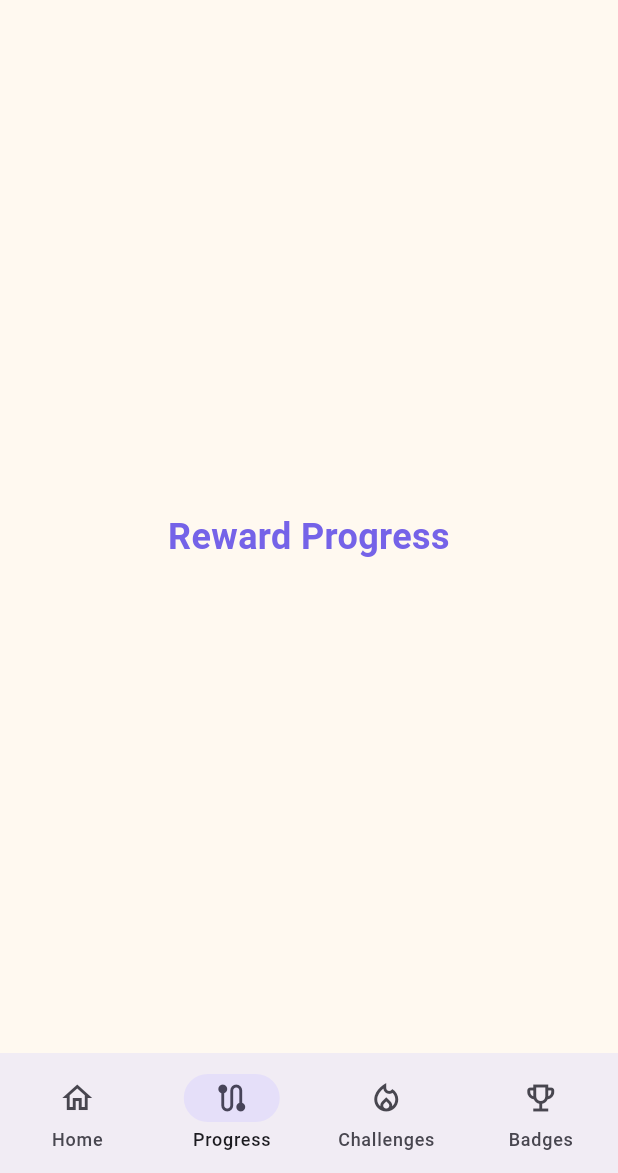
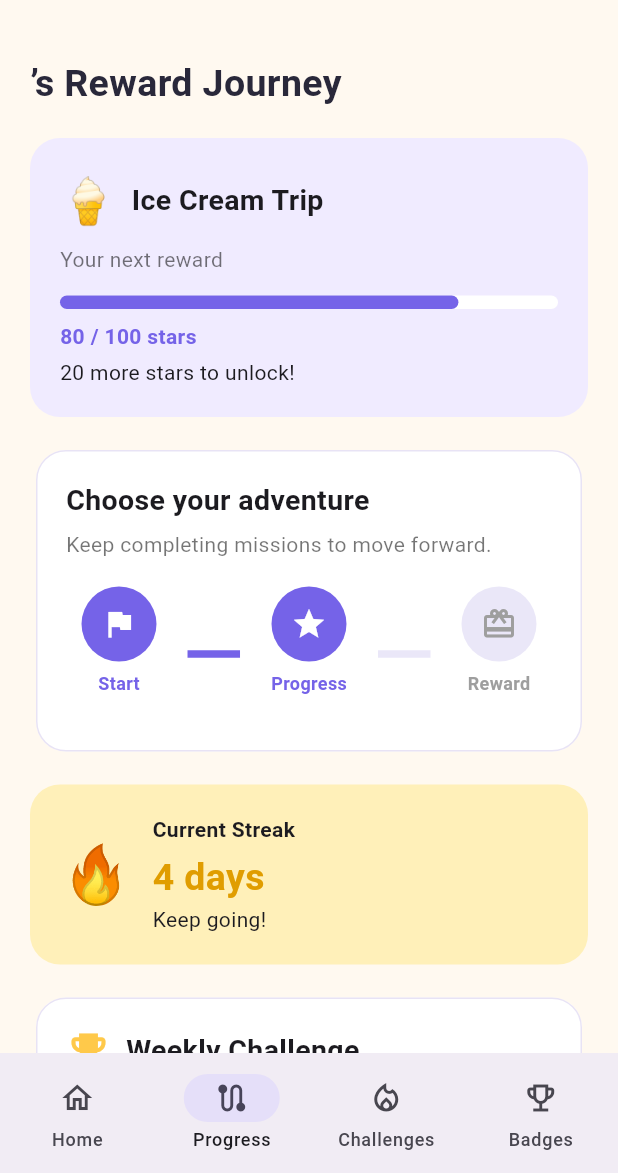
Before and after one commit to SarahAlkhalifah7/SWE463-MobileApplicationDevelopment, a Flutter app: the ChildModeScreen screen opened directly with empty values, item 2 of the bottom bar chosen, on a phone screen of 412 x 824 dp, the part 63-1236 px from its top. Run offline on Flutter 3.47's test engine with Material 3 defaults, Android fonts, the phone set to English and light mode, and no system bars; our stand-ins replace image_picker, shared_preferences; accounts and stored records are empty.

Commit message:
Connect separate child home and progress screens

```diff
--- a/taskarro/lib/screens/add_child.dart
+++ b/taskarro/lib/screens/add_child.dart
@@ -143,18 +143,49 @@ class _AddChildScreenState extends State<AddChildScreen> {
 
     if (!mounted) return;
 
-    ScaffoldMessenger.of(context).showSnackBar(
-      const SnackBar(
-        content: Text('Child added successfully!'),
-        duration: Duration(seconds: 1),
+    await showDialog<void>(
+  context: context,
+  barrierDismissible: false,
+  builder: (dialogContext) {
+    return AlertDialog(
+      title: const Text('Child Added Successfully!'),
+      content: Column(
+        mainAxisSize: MainAxisSize.min,
+        children: [
+          const Text(
+            'Give this access code to your child:',
+            textAlign: TextAlign.center,
+          ),
+          const SizedBox(height: 16),
+          Text(
+            code,
+            style: const TextStyle(
+              fontSize: 36,
+              fontWeight: FontWeight.bold,
+              letterSpacing: 8,
+              color: Color(0xFF7563E8),
+            ),
+          ),
+          const SizedBox(height: 12),
+          const Text(
+            'Use this code to enter Child Mode.',
+            textAlign: TextAlign.center,
+          ),
+        ],
       ),
+      actions: [
+        TextButton(
+          onPressed: () => Navigator.pop(dialogContext),
+          child: const Text('Done'),
+        ),
+      ],
     );
+  },
+);
 
-    await Future.delayed(const Duration(seconds: 1));
+if (!mounted) return;
 
-    if (!mounted) return;
-
-    Navigator.pop(context, updatedParent);
+Navigator.pop(context, updatedParent);
   }
 
   @override
--- a/taskarro/lib/screens/child_mode.dart
+++ b/taskarro/lib/screens/child_mode.dart
@@ -1,5 +1,5 @@
 import 'package:flutter/material.dart';
-
+import 'child_progress.dart';
 import '../models/child.dart';
 import 'child_tasks.dart';
 import 'placeholder.dart';
@@ -21,13 +21,12 @@ class _ChildModeScreenState extends State<ChildModeScreen> {
 
   @override
   Widget build(BuildContext context) {
+
     final screens = <Widget>[
-      ChildTasksScreen(child: widget.child),
+  ChildTasksScreen(child: widget.child),     // Home
+  ChildProgressScreen(child: widget.child),  // Progress
   const PlaceholderScreen(
-        title: 'Reward Progress',
-      ),
-      const PlaceholderScreen(
-        title: 'Streak and Weekly Challenge',
+    title: 'Challenges',
   ),
   const PlaceholderScreen(
     title: 'Achievements / Badges',
--- /dev/null
+++ b/taskarro/lib/screens/child_progress.dart
@@ -0,0 +1,329 @@
+import 'package:flutter/material.dart';
+
+import '../models/child.dart';
+
+class ChildProgressScreen extends StatelessWidget {
+  const ChildProgressScreen({
+    super.key,
+    required this.child,
+  });
+
+  final Child child;
+
+  @override
+  Widget build(BuildContext context) {
+    return Scaffold(
+      backgroundColor: const Color(0xFFFFF9F0),
+      body: SafeArea(
+        child: ListView(
+          padding: const EdgeInsets.fromLTRB(20, 24, 20, 28),
+          children: [
+            Text(
+              '${child.name}’s Reward Journey',
+              style: const TextStyle(
+                fontSize: 25,
+                fontWeight: FontWeight.bold,
+                color: Color(0xFF29283A),
+              ),
+            ),
+            const SizedBox(height: 18),
+            _RewardProgressCard(),
+            const SizedBox(height: 18),
+            _JourneyCard(),
+            const SizedBox(height: 18),
+            _StreakCard(),
+            const SizedBox(height: 18),
+            _WeeklyChallengeCard(),
+          ],
+        ),
+      ),
+    );
+  }
+}
+
+class _RewardProgressCard extends StatelessWidget {
+  @override
+  Widget build(BuildContext context) {
+    const currentStars = 80;
+    const requiredStars = 100;
+
+    return Container(
+      padding: const EdgeInsets.all(20),
+      decoration: BoxDecoration(
+        color: const Color(0xFFF0EBFF),
+        borderRadius: BorderRadius.circular(20),
+      ),
+      child: Column(
+        crossAxisAlignment: CrossAxisAlignment.start,
+        children: [
+          const Row(
+            children: [
+              Text(
+                '🍦',
+                style: TextStyle(fontSize: 30),
+              ),
+              SizedBox(width: 10),
+              Text(
+                'Ice Cream Trip',
+                style: TextStyle(
+                  fontSize: 19,
+                  fontWeight: FontWeight.bold,
+                ),
+              ),
+            ],
+          ),
+          const SizedBox(height: 8),
+          const Text(
+            'Your next reward',
+            style: TextStyle(color: Colors.black54),
+          ),
+          const SizedBox(height: 14),
+          LinearProgressIndicator(
+            value: currentStars / requiredStars,
+            minHeight: 9,
+            borderRadius: BorderRadius.circular(10),
+            color: const Color(0xFF7563E8),
+            backgroundColor: Colors.white,
+          ),
+          const SizedBox(height: 8),
+          const Text(
+            '80 / 100 stars',
+            style: TextStyle(
+              fontWeight: FontWeight.bold,
+              color: Color(0xFF7563E8),
+            ),
+          ),
+          const SizedBox(height: 4),
+          const Text('20 more stars to unlock!'),
+        ],
+      ),
+    );
+  }
+}
+
+class _JourneyCard extends StatelessWidget {
+  @override
+  Widget build(BuildContext context) {
+    return Card(
+      elevation: 0,
+      color: Colors.white,
+      shape: RoundedRectangleBorder(
+        borderRadius: BorderRadius.circular(20),
+        side: const BorderSide(color: Color(0xFFE8E3F5)),
+      ),
+      child: Padding(
+        padding: const EdgeInsets.all(20),
+        child: Column(
+          crossAxisAlignment: CrossAxisAlignment.start,
+          children: [
+            const Text(
+              'Choose your adventure',
+              style: TextStyle(
+                fontSize: 19,
+                fontWeight: FontWeight.bold,
+              ),
+            ),
+            const SizedBox(height: 6),
+            const Text(
+              'Keep completing missions to move forward.',
+              style: TextStyle(color: Colors.black54),
+            ),
+            const SizedBox(height: 18),
+            SizedBox(
+              height: 90,
+              child: Row(
+                mainAxisAlignment: MainAxisAlignment.spaceAround,
+                children: [
+                  _JourneyStep(
+                    icon: Icons.flag,
+                    label: 'Start',
+                    completed: true,
+                  ),
+                  _JourneyLine(completed: true),
+                  _JourneyStep(
+                    icon: Icons.star,
+                    label: 'Progress',
+                    completed: true,
+                  ),
+                  _JourneyLine(completed: false),
+                  _JourneyStep(
+                    icon: Icons.card_giftcard,
+                    label: 'Reward',
+                    completed: false,
+                  ),
+                ],
+              ),
+            ),
+          ],
+        ),
+      ),
+    );
+  }
+}
+
+class _JourneyStep extends StatelessWidget {
+  const _JourneyStep({
+    required this.icon,
+    required this.label,
+    required this.completed,
+  });
+
+  final IconData icon;
+  final String label;
+  final bool completed;
+
+  @override
+  Widget build(BuildContext context) {
+    return Column(
+      children: [
+        CircleAvatar(
+          radius: 25,
+          backgroundColor: completed
+              ? const Color(0xFF7563E8)
+              : const Color(0xFFEAE7F8),
+          child: Icon(
+            icon,
+            color: completed ? Colors.white : Colors.grey,
+          ),
+        ),
+        const SizedBox(height: 6),
+        Text(
+          label,
+          style: TextStyle(
+            fontSize: 12,
+            fontWeight: FontWeight.bold,
+            color: completed
+                ? const Color(0xFF7563E8)
+                : Colors.grey,
+          ),
+        ),
+      ],
+    );
+  }
+}
+
+class _JourneyLine extends StatelessWidget {
+  const _JourneyLine({
+    required this.completed,
+  });
+
+  final bool completed;
+
+  @override
+  Widget build(BuildContext context) {
+    return Container(
+      width: 35,
+      height: 5,
+      color: completed
+          ? const Color(0xFF7563E8)
+          : const Color(0xFFEAE7F8),
+    );
+  }
+}
+
+class _StreakCard extends StatelessWidget {
+  @override
+  Widget build(BuildContext context) {
+    return Container(
+      padding: const EdgeInsets.all(20),
+      decoration: BoxDecoration(
+        color: const Color(0xFFFFF0B9),
+        borderRadius: BorderRadius.circular(20),
+      ),
+      child: const Row(
+        children: [
+          Text(
+            '🔥',
+            style: TextStyle(fontSize: 38),
+          ),
+          SizedBox(width: 14),
+          Column(
+            crossAxisAlignment: CrossAxisAlignment.start,
+            children: [
+              Text(
+                'Current Streak',
+                style: TextStyle(
+                  fontWeight: FontWeight.bold,
+                ),
+              ),
+              SizedBox(height: 4),
+              Text(
+                '4 days',
+                style: TextStyle(
+                  fontSize: 25,
+                  fontWeight: FontWeight.bold,
+                  color: Color(0xFFE09D00),
+                ),
+              ),
+              Text('Keep going!'),
+            ],
+          ),
+        ],
+      ),
+    );
+  }
+}
+
+class _WeeklyChallengeCard extends StatelessWidget {
+  @override
+  Widget build(BuildContext context) {
+    return Card(
+      elevation: 0,
+      color: Colors.white,
+      shape: RoundedRectangleBorder(
+        borderRadius: BorderRadius.circular(20),
+        side: const BorderSide(color: Color(0xFFE8E3F5)),
+      ),
+      child: Padding(
+        padding: const EdgeInsets.all(20),
+        child: Column(
+          crossAxisAlignment: CrossAxisAlignment.start,
+          children: [
+            const Row(
+              children: [
+                Icon(
+                  Icons.emoji_events,
+                  color: Color(0xFFFFC94A),
+                  size: 30,
+                ),
+                SizedBox(width: 10),
+                Text(
+                  'Weekly Challenge',
+                  style: TextStyle(
+                    fontSize: 19,
+                    fontWeight: FontWeight.bold,
+                  ),
+                ),
+              ],
+            ),
+            const SizedBox(height: 10),
+            const Text(
+              'Complete tasks for 5 days this week.',
+            ),
+            const SizedBox(height: 14),
+            LinearProgressIndicator(
+              value: 4 / 5,
+              minHeight: 9,
+              borderRadius: BorderRadius.circular(10),
+              color: const Color(0xFF7563E8),
+              backgroundColor: const Color(0xFFEAE7F8),
+            ),
+            const SizedBox(height: 8),
+            const Text(
+              '4 of 5 days completed',
+              style: TextStyle(
+                color: Color(0xFF7563E8),
+                fontWeight: FontWeight.bold,
+              ),
+            ),
+            const SizedBox(height: 12),
+            const Text(
+              'Mystery reward: 50 stars 🎁',
+              style: TextStyle(color: Colors.black54),
+            ),
+          ],
+        ),
+      ),
+    );
+  }
+}
```
Lines whose indentation alone changed are shown as unchanged.
